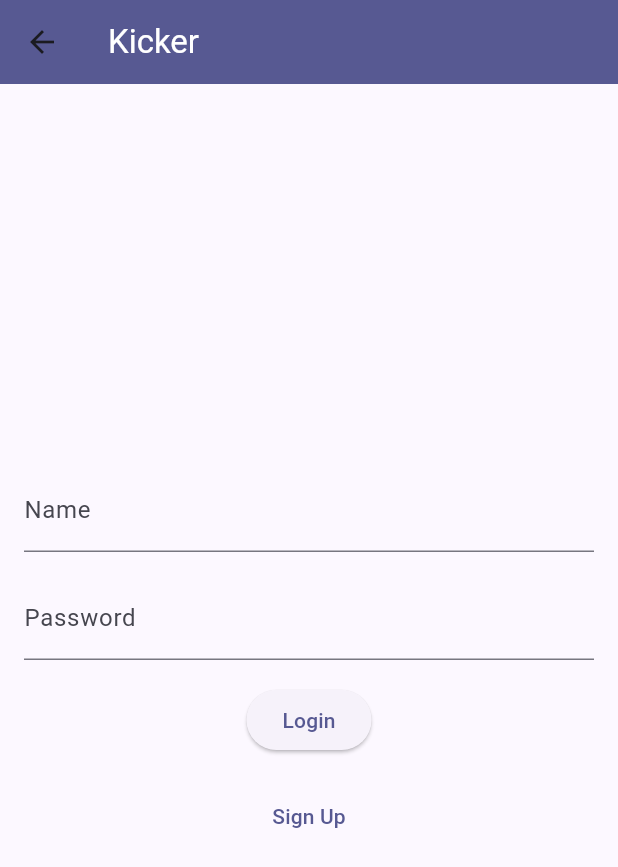
After one commit to jan-claeys/kickerflutter, a Flutter app: the LoginPage screen opened directly, on a phone screen of 412 x 824 dp. The commit adds this screen. Shown: the top 867 px of the screen. Run offline on Flutter 3.47's test engine with Material 3 defaults, Android fonts, the phone set to English and light mode, and no system bars; our stand-ins replace shared_preferences; accounts and stored records are empty; network calls fail.

Commit message:
Add login

```diff
--- /dev/null
+++ b/lib/pages/login_page.dart
@@ -0,0 +1,82 @@
+import 'package:flutter/material.dart';
+import 'package:kickerflutter/pages/home_page.dart';
+import 'package:kickerflutter/session.dart';
+
+import '../widgets/dialogs/error_dialog.dart';
+
+class LoginPage extends StatefulWidget {
+  const LoginPage({super.key});
+
+  @override
+  State<LoginPage> createState() => _LoginPageState();
+}
+
+class _LoginPageState extends State<LoginPage> {
+  final _formKey = GlobalKey<FormState>();
+
+  TextEditingController nameController = TextEditingController();
+  TextEditingController passwordController = TextEditingController();
+
+  @override
+  Widget build(BuildContext context) {
+    return Scaffold(
+      appBar: AppBar(
+        backgroundColor: Theme.of(context).colorScheme.primary,
+        title: Text('Kicker',
+            style: TextStyle(color: Theme.of(context).colorScheme.onPrimary)),
+      ),
+      body: Form(
+        key: _formKey,
+        child: Padding(
+          padding: const EdgeInsets.all(16.0), // Add padding to the body
+          child: Center(
+            child: Column(
+              mainAxisAlignment: MainAxisAlignment.center,
+              children: [
+                TextFormField(
+                  decoration: const InputDecoration(
+                    labelText: 'Name',
+                  ),
+                  controller: nameController,
+                ),
+                const SizedBox(height: 16),
+                TextFormField(
+                  decoration: const InputDecoration(
+                    labelText: 'Password',
+                  ),
+                  obscureText: true,
+                  controller: passwordController,
+                ),
+                const SizedBox(height: 16),
+                ElevatedButton(
+                  onPressed: () {
+                    Session()
+                        .login(nameController.text, passwordController.text)
+                        .then((value) {
+                      Navigator.pushReplacement(
+                          context,
+                          MaterialPageRoute(
+                              builder: (BuildContext context) =>
+                                  const HomePage()));
+                    }).onError((Exception exception, stackTrace) => showDialog(
+                            context: context,
+                            builder: (BuildContext context) =>
+                                ErrorDialog(exeption: exception)));
+                  },
+                  child: const Text('Login'),
+                ),
+                const SizedBox(height: 16),
+                TextButton(
+                  onPressed: () {
+                    // TODO: Implement sign up logic
+                  },
+                  child: const Text('Sign Up'),
+                ),
+              ],
+            ),
+          ),
+        ),
+      ),
+    );
+  }
+}
--- /dev/null
+++ b/lib/session.dart
@@ -0,0 +1,41 @@
+import 'package:shared_preferences/shared_preferences.dart';
+
+import 'network.dart';
+
+class Session {
+
+  String? _token;
+
+  static final Session _instance = Session._internal();
+
+  factory Session() {
+    return _instance;
+  }
+
+  Session._internal();
+
+  Future<void> login(String email, String password) async {
+    var token = await fetchToken(email, password);
+    _token = token;
+
+    final SharedPreferences prefs = await SharedPreferences.getInstance();
+    await prefs.setString('token', token);
+  }
+
+  Future<void> logout() async {
+    _token = null;
+
+    final SharedPreferences prefs = await SharedPreferences.getInstance();
+    await prefs.remove('token');
+  }
+
+  Future<String> readToken() async {
+    if (_token != null) {
+      return _token!;
+    }
+
+    final SharedPreferences prefs = await SharedPreferences.getInstance();
+    _token = "Bearer ${prefs.getString('token')}";
+    return _token ?? "";
+  }
+}
```
Also changed, not shown: lib/main.dart (+20 -5 lines), lib/network.dart (+31 -12 lines), lib/pages/home_page.dart (+4 -4 lines), lib/pages/loading_page.dart (added, +20 -0 lines), lib/pages/new_match_page.dart (+4 -14 lines), lib/widgets/dialogs/error_dialog.dart (added, +24 -0 lines), 1 other file.
